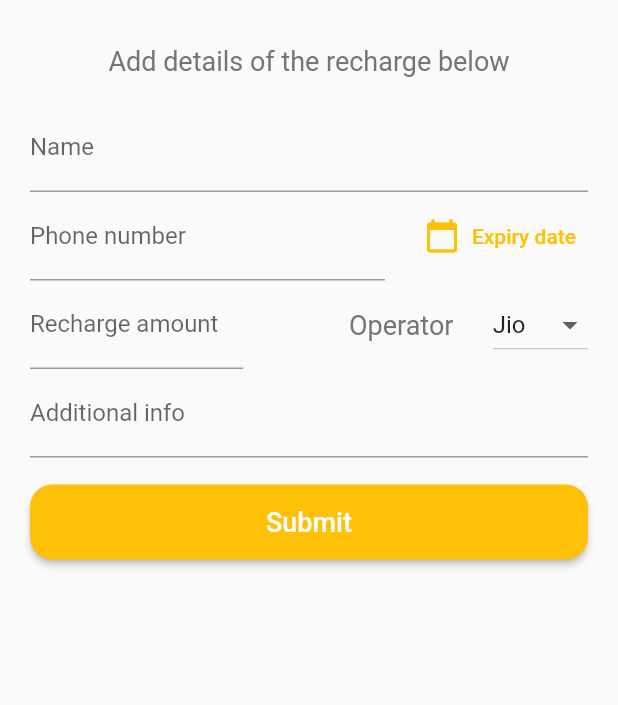
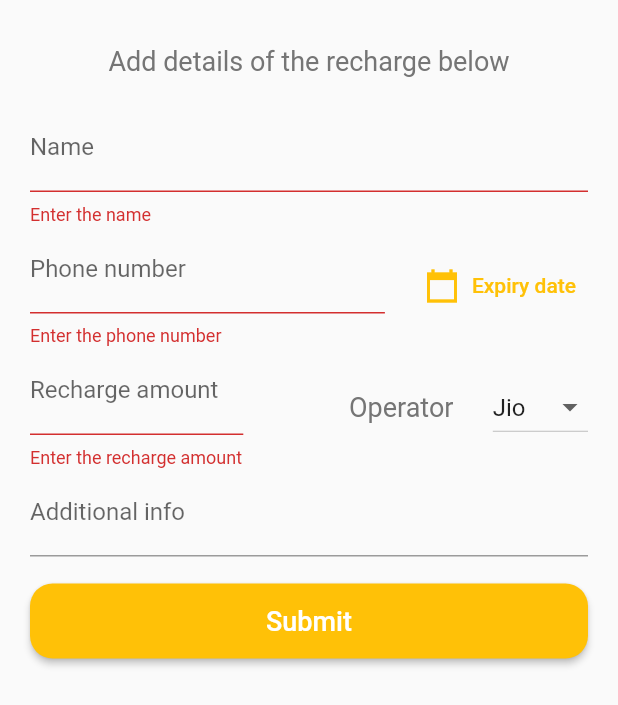
Before and after one commit to farhanutk/Recharge-Reminder-App, a Flutter app: the BottomMenu widget shown alone on an empty page, opened directly with empty values, after a tap on "Submit", on a phone screen of 412 x 824 dp. Shown: the top 705 px of the screen. Run offline on Flutter 3.47's test engine with Material 2 defaults, Android fonts, the phone set to English and light mode, and no system bars; our stand-ins replace hive_flutter; accounts and stored records are empty.

Commit message:
Completed form validation

```diff
--- a/lib/bottom_menu.dart
+++ b/lib/bottom_menu.dart
@@ -1,4 +1,5 @@
 import 'package:flutter/material.dart';
+import 'package:intl/intl.dart';
 
 class BottomMenu extends StatefulWidget {
   final Function(String, String, String, String, String, String) addRecharge;
@@ -19,15 +20,21 @@ class _BottomMenuState extends State<BottomMenu> {
 
   late String stringDate;
 
+  String dateButtonText = 'Expiry date';
+
   final infoController = TextEditingController();
 
   String operator = 'Jio';
+
+  final _formKey = GlobalKey<FormState>();
 
   @override
   Widget build(BuildContext context) {
     return Container(
       padding: EdgeInsets.fromLTRB(
           20, 30, 20, MediaQuery.of(context).viewInsets.bottom),
+      child: Form(
+        key: _formKey,
         child: ListView(
           children: [
             Text(
@@ -41,21 +48,36 @@ class _BottomMenuState extends State<BottomMenu> {
             SizedBox(
               height: 18.0,
             ),
-          TextField(
+            TextFormField(
               controller: nameController,
               decoration: InputDecoration(
                 labelText: 'Name',
               ),
+              validator: (value) {
+                if (value!.isEmpty) {
+                  return 'Enter the name';
+                } else
+                  return null;
+              },
             ),
             Row(
               children: [
                 Flexible(
-                child: TextField(
+                  child: TextFormField(
                     controller: numberController,
                     decoration: InputDecoration(
                       labelText: 'Phone number',
                     ),
                     keyboardType: TextInputType.phone,
+                    validator: (value) {
+                      if (value!.isEmpty) {
+                        return 'Enter the phone number';
+                      } else if (!RegExp(r'^(?:[+0]9)?[0-9]{10}$')
+                          .hasMatch(value)) {
+                        return 'Enter a valid phone number';
+                      } else
+                        return null;
+                    },
                   ),
                 ),
                 SizedBox(
@@ -65,14 +87,22 @@ class _BottomMenuState extends State<BottomMenu> {
                   onPressed: () async {
                     date = await showDatePicker(
                       context: context,
-                    initialDate: DateTime.now(),
-                    firstDate: DateTime(2020),
+                      initialDate:
+                          date == null ? DateTime.now() : date as DateTime,
+                      firstDate: DateTime.now(),
                       lastDate: DateTime(2222),
                     );
                     stringDate = date.toString();
+                    setState(() {
+                      if (date == null) {
+                        dateButtonText = 'Expiry date';
+                      } else
+                        dateButtonText =
+                            DateFormat('dd MMMM yyyy').format(date as DateTime);
+                    });
                   },
-                icon: Icon(Icons.calendar_today),
-                label: Text('Expiry date'),
+                  icon: Icon(Icons.calendar_today_sharp),
+                  label: Text(dateButtonText),
                 ),
               ],
             ),
@@ -81,13 +111,22 @@ class _BottomMenuState extends State<BottomMenu> {
               crossAxisAlignment: CrossAxisAlignment.center,
               children: [
                 Flexible(
-                child: TextField(
+                  child: TextFormField(
                     controller: amountController,
                     decoration: InputDecoration(
                       labelText: 'Recharge amount',
                       hintText: 'in rupees',
                     ),
                     keyboardType: TextInputType.number,
+                    validator: (value) {
+                      if (value!.isEmpty) {
+                        return 'Enter the recharge amount';
+                      } else if ((int.tryParse(value)) == null ||
+                          (int.tryParse(value))! < 0) {
+                        return 'Enter a valid recharge amount';
+                      } else
+                        return null;
+                    },
                   ),
                 ),
                 SizedBox(
@@ -110,7 +149,6 @@ class _BottomMenuState extends State<BottomMenu> {
                   //   ),
                   //   keyboardType: TextInputType.number,
                   // ),
-                child: Container(
                   child: DropdownButton<String>(
                     value: operator,
                     items: <String>[
@@ -131,7 +169,6 @@ class _BottomMenuState extends State<BottomMenu> {
                     },
                   ),
                 ),
-              ),
               ],
             ),
             TextField(
@@ -145,14 +182,24 @@ class _BottomMenuState extends State<BottomMenu> {
               height: 18.0,
             ),
             ElevatedButton(
-            onPressed: () => widget.addRecharge(
+              onPressed: () {
+                if (_formKey.currentState!.validate()) {
+                  if (date == null) {
+                    setState(() {
+                      dateButtonText = 'Select expiry date';
+                    });
+                    return;
+                  }
+                  return widget.addRecharge(
                     nameController.text,
                     numberController.text,
                     amountController.text,
                     stringDate,
                     infoController.text,
                     operator,
-            ),
+                  );
+                }
+              },
               child: Text(
                 'Submit',
                 style: TextStyle(
@@ -169,6 +216,7 @@ class _BottomMenuState extends State<BottomMenu> {
             )
           ],
         ),
+      ),
     );
   }
 }
```
Also changed, not shown: 1 other file. Lines whose indentation alone changed are shown as unchanged.
